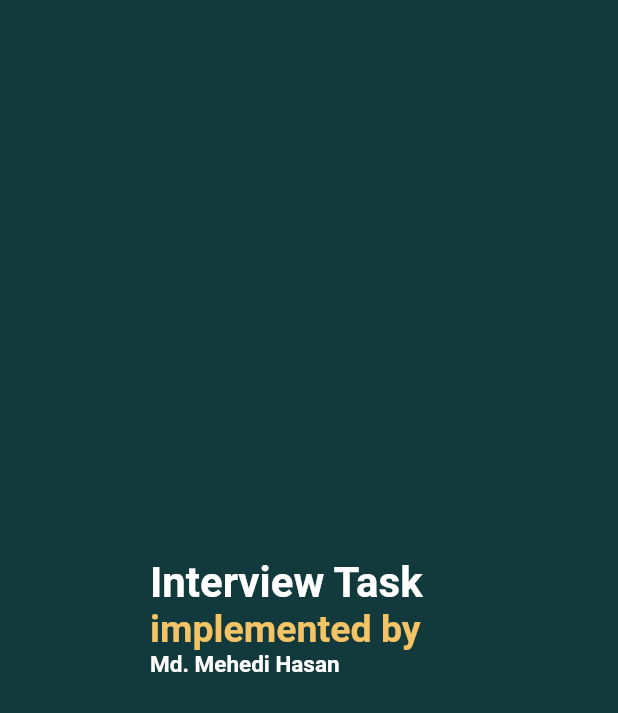
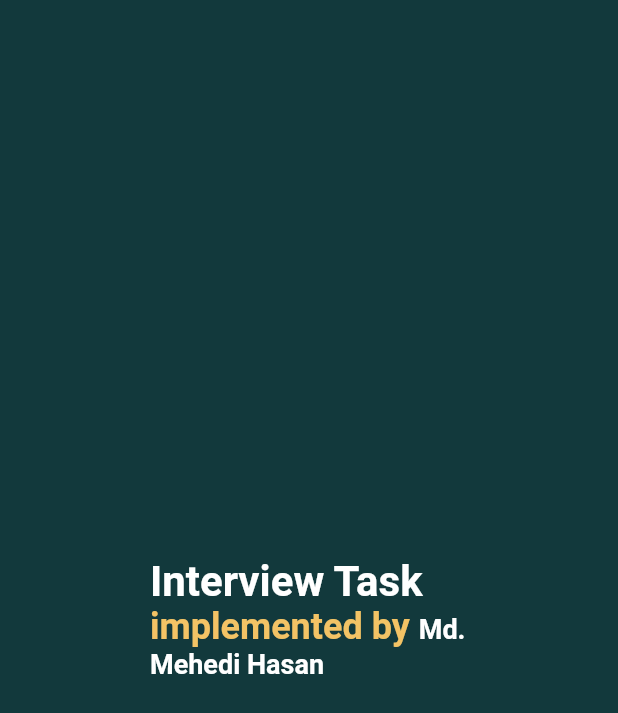
Before and after one commit to mehedimithu/image_gallery_app, a Flutter app: the SplashScreen screen opened by its route, on a phone screen of 412 x 824 dp. Shown: the top 713 px of the screen. Run offline on Flutter 3.47's test engine with Material 2 defaults, Android fonts, the phone set to English and light mode, and no system bars; our stand-ins replace bloc, cached_network_image, flutter_bloc, flutter_screenutil; network calls fail; statements that could not run were skipped.

```diff
--- a/lib/presentation/screens/splash/splash_screen.dart
+++ b/lib/presentation/screens/splash/splash_screen.dart
@@ -48,14 +48,14 @@ class _SplashScreenState extends State<SplashScreen> {
                       text: '  implemented by ',
                       style: TextStyle(
                           fontWeight: FontWeight.bold,
-                          fontSize: 25.0,
+                          fontSize: 24.0,
                           color: TaskAppColors.kYellowColorAccent),
                     ),
                     TextSpan(
                       text: 'Md. Mehedi Hasan',
                       style: TextStyle(
                           fontWeight: FontWeight.bold,
-                          fontSize: 15.0,
+                          fontSize: 18.0,
                           color: TaskAppColors.kWhiteColor),
                     ),
                   ],
```
